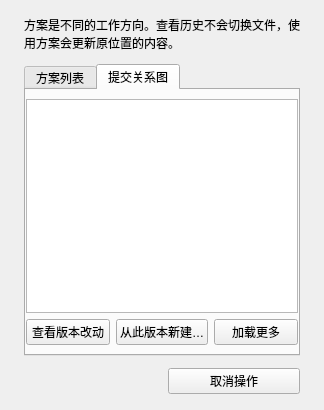
Above: windows/mainwindow_child/homepage/pages/homepage_page_branches.ui from Zao-chen/ZcVersionBox before the change. Below: the same form after it.
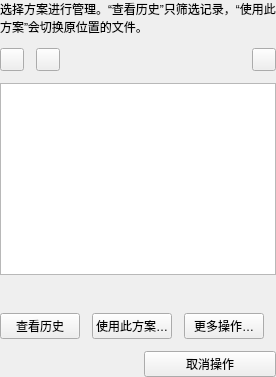
That is the form after the change. The open tabs and pages were chosen to show the change.

Commit message: feat: 将方案关系图整合到历史版本页

```diff
--- a/windows/mainwindow_child/homepage/pages/homepage_page_branches.ui
+++ b/windows/mainwindow_child/homepage/pages/homepage_page_branches.ui
@@ -3,16 +3,18 @@
  <class>HomePageBranchesPage</class>
  <widget class="QWidget" name="HomePageBranchesPage">
   <layout class="QVBoxLayout" name="layout">
-   <property name="leftMargin"><number>24</number></property>
-   <property name="topMargin"><number>16</number></property>
-   <property name="rightMargin"><number>24</number></property>
-   <property name="bottomMargin"><number>16</number></property>
+   <property name="leftMargin"><number>0</number></property>
+   <property name="topMargin"><number>0</number></property>
+   <property name="rightMargin"><number>0</number></property>
+   <property name="bottomMargin"><number>0</number></property>
    <property name="spacing"><number>12</number></property>
-   <item><widget class="QLabel" name="description"><property name="text"><string>方案是不同的工作方向。查看历史不会切换文件，使用方案会更新原位置的内容。</string></property><property name="wordWrap"><bool>true</bool></property></widget></item>
-   <item><widget class="QTabWidget" name="views">
-    <widget class="QWidget" name="branchPage"><attribute name="title"><string>方案列表</string></attribute>
-     <layout class="QVBoxLayout" name="branchLayout">
-      <property name="leftMargin"><number>0</number></property><property name="rightMargin"><number>0</number></property>
+   <item><widget class="QLabel" name="description"><property name="text"><string>选择方案进行管理。“查看历史”只筛选记录，“使用此方案”会切换原位置的文件。</string></property><property name="wordWrap"><bool>true</bool></property></widget></item>
+   <item><layout class="QHBoxLayout" name="toolbar">
+    <item><widget class="QToolButton" name="createButton"><property name="toolButtonStyle"><enum>Qt::ToolButtonTextBesideIcon</enum></property></widget></item>
+    <item><widget class="QToolButton" name="fetchButton"><property name="toolButtonStyle"><enum>Qt::ToolButtonTextBesideIcon</enum></property></widget></item>
+    <item><spacer name="toolbarSpace"><property name="orientation"><enum>Qt::Horizontal</enum></property><property name="sizeHint" stdset="0"><size><width>0</width><height>0</height></size></property></spacer></item>
+    <item><widget class="QToolButton" name="refreshButton"/></item>
+   </layout></item>
       <item><widget class="QTableView" name="branches"><property name="selectionBehavior"><enum>QAbstractItemView::SelectRows</enum></property><property name="selectionMode"><enum>QAbstractItemView::SingleSelection</enum></property><property name="editTriggers"><set>QAbstractItemView::NoEditTriggers</set></property><property name="wordWrap"><bool>false</bool></property></widget></item>
       <item><widget class="QLabel" name="details"><property name="wordWrap"><bool>true</bool></property><property name="textInteractionFlags"><set>Qt::TextSelectableByMouse</set></property></widget></item>
       <item><layout class="QHBoxLayout" name="actions">
@@ -21,20 +23,6 @@
        <item><widget class="QPushButton" name="operations"><property name="text"><string>更多操作…</string></property></widget></item>
        <item><spacer name="actionSpace"><property name="orientation"><enum>Qt::Horizontal</enum></property><property name="sizeHint" stdset="0"><size><width>0</width><height>0</height></size></property></spacer></item>
       </layout></item>
-     </layout>
-    </widget>
-    <widget class="QWidget" name="graphPage"><attribute name="title"><string>提交关系图</string></attribute>
-     <layout class="QVBoxLayout" name="graphLayout">
-      <property name="leftMargin"><number>0</number></property><property name="rightMargin"><number>0</number></property>
-      <item><widget class="QTableView" name="graph"><property name="selectionBehavior"><enum>QAbstractItemView::SelectRows</enum></property><property name="selectionMode"><enum>QAbstractItemView::SingleSelection</enum></property><property name="editTriggers"><set>QAbstractItemView::NoEditTriggers</set></property><property name="wordWrap"><bool>false</bool></property></widget></item>
-      <item><layout class="QHBoxLayout" name="graphActions">
-       <item><widget class="QPushButton" name="compareVersion"><property name="text"><string>查看版本改动</string></property></widget></item>
-       <item><widget class="QPushButton" name="createFromVersion"><property name="text"><string>从此版本新建…</string></property></widget></item>
-       <item><widget class="QPushButton" name="loadMore"><property name="text"><string>加载更多</string></property></widget></item>
-      </layout></item>
-     </layout>
-    </widget>
-   </widget></item>
    <item><layout class="QHBoxLayout" name="statusLayout">
     <item><widget class="QLabel" name="status"><property name="wordWrap"><bool>true</bool></property></widget></item>
     <item><widget class="QPushButton" name="cancelTask"><property name="text"><string>取消操作</string></property></widget></item>
```
The commit also changes 8 other files.
